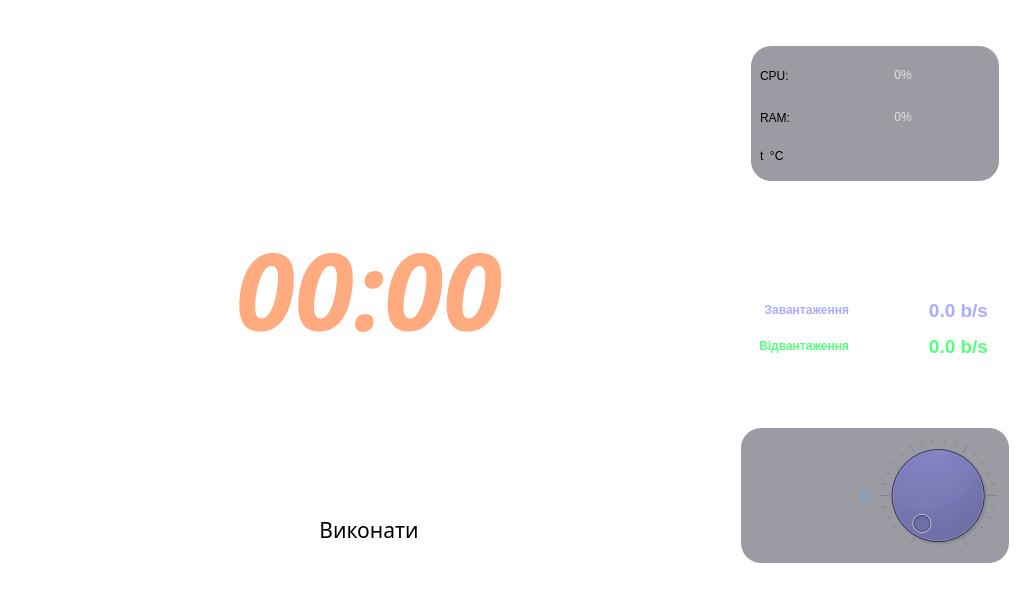
Old version of the form widget_form.ui in the repository neurotoxin78/QPanInfo.
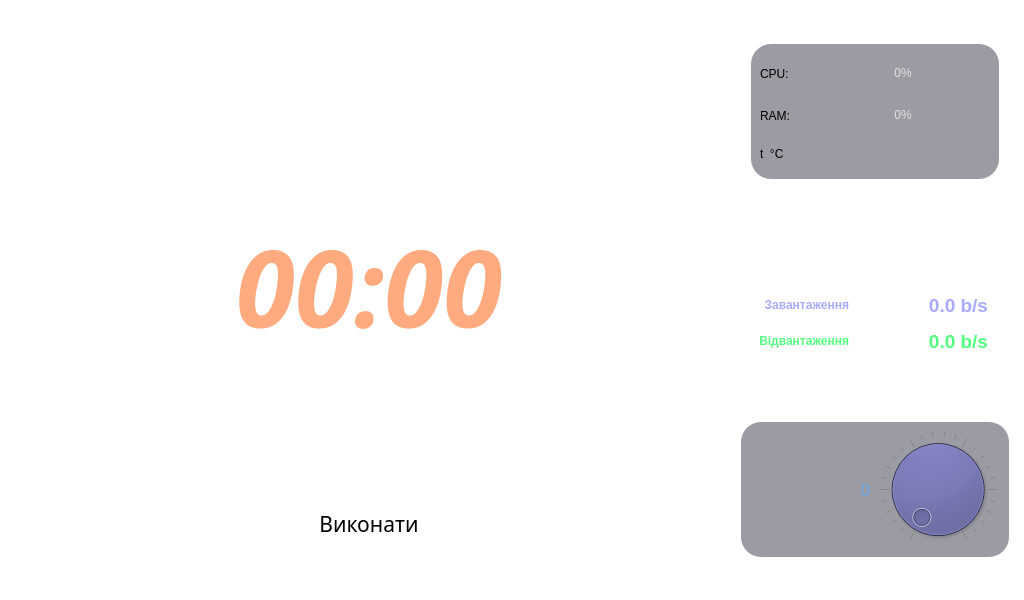
New version of the form. Icons and pictures are not drawn.

Commit message: Change Weather Layout

The edit to the form file:
```diff
--- a/widget_form.ui
+++ b/widget_form.ui
@@ -58,6 +58,12 @@
          <layout class="QGridLayout" name="r_top_frameLayout">
           <item row="0" column="0">
            <widget class="QFrame" name="weather_frame">
+            <property name="maximumSize">
+             <size>
+              <width>560</width>
+              <height>16777215</height>
+             </size>
+            </property>
             <property name="frameShape">
              <enum>QFrame::StyledPanel</enum>
             </property>
@@ -110,6 +116,7 @@
              <font>
               <family>Roboto Mono for Powerline</family>
               <pointsize>16</pointsize>
+              <weight>50</weight>
               <bold>false</bold>
               <underline>false</underline>
              </font>
@@ -168,6 +175,7 @@
              <font>
               <family>DSEG14 Classic</family>
               <pointsize>80</pointsize>
+              <weight>75</weight>
               <italic>true</italic>
               <bold>true</bold>
              </font>
@@ -443,6 +451,7 @@
              <font>
               <family>Fira Mono for Powerline</family>
               <pointsize>12</pointsize>
+              <weight>50</weight>
               <italic>false</italic>
               <bold>false</bold>
              </font>
@@ -535,6 +544,7 @@
                <property name="font">
                 <font>
                  <pointsize>14</pointsize>
+                 <weight>75</weight>
                  <bold>true</bold>
                 </font>
                </property>
@@ -560,6 +570,7 @@
                <property name="font">
                 <font>
                  <pointsize>14</pointsize>
+                 <weight>75</weight>
                  <bold>true</bold>
                 </font>
                </property>
@@ -584,6 +595,7 @@
                </property>
                <property name="font">
                 <font>
+                 <weight>75</weight>
                  <bold>true</bold>
                 </font>
                </property>
@@ -608,6 +620,7 @@
                </property>
                <property name="font">
                 <font>
+                 <weight>75</weight>
                  <bold>true</bold>
                 </font>
                </property>
@@ -632,6 +645,7 @@
                </property>
                <property name="font">
                 <font>
+                 <weight>75</weight>
                  <bold>true</bold>
                 </font>
                </property>
@@ -657,6 +671,7 @@
                <property name="font">
                 <font>
                  <pointsize>14</pointsize>
+                 <weight>75</weight>
                  <bold>true</bold>
                 </font>
                </property>
@@ -682,7 +697,16 @@
     </item>
    </layout>
   </widget>
-  <widget class="QStatusBar" name="statusBar"/>
+  <widget class="QStatusBar" name="statusBar">
+   <property name="font">
+    <font>
+     <pointsize>14</pointsize>
+    </font>
+   </property>
+   <property name="layoutDirection">
+    <enum>Qt::LeftToRight</enum>
+   </property>
+  </widget>
  </widget>
  <resources/>
  <connections/>
```
Left out of the diff: 20 changed lines with no effect on the pictures. The commit also changes 4 other files.
